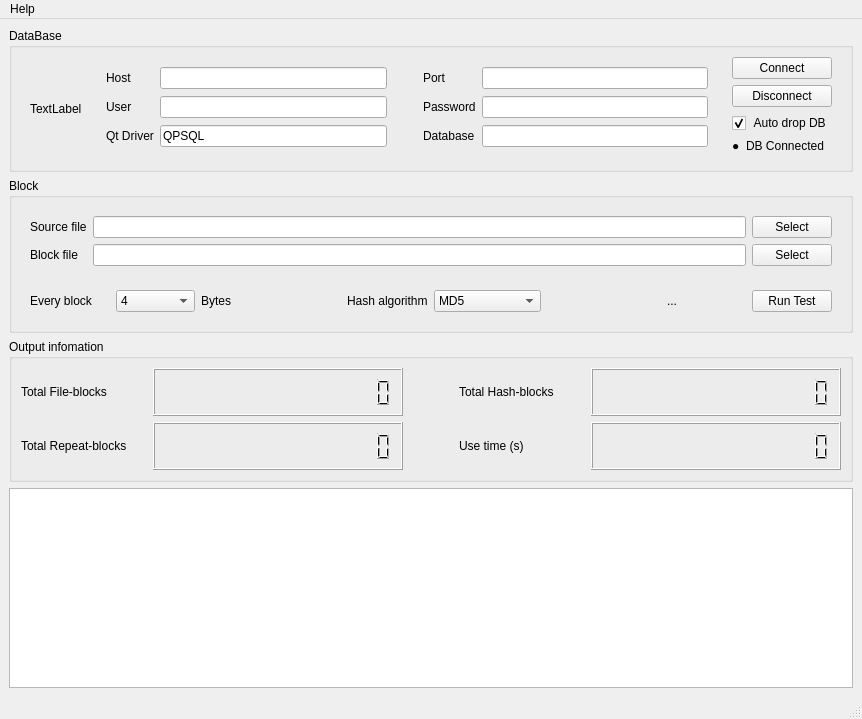
Above: mainwindow.ui from NekoSilverFox/BlockStorageTester before the change. Below: the same form after it.
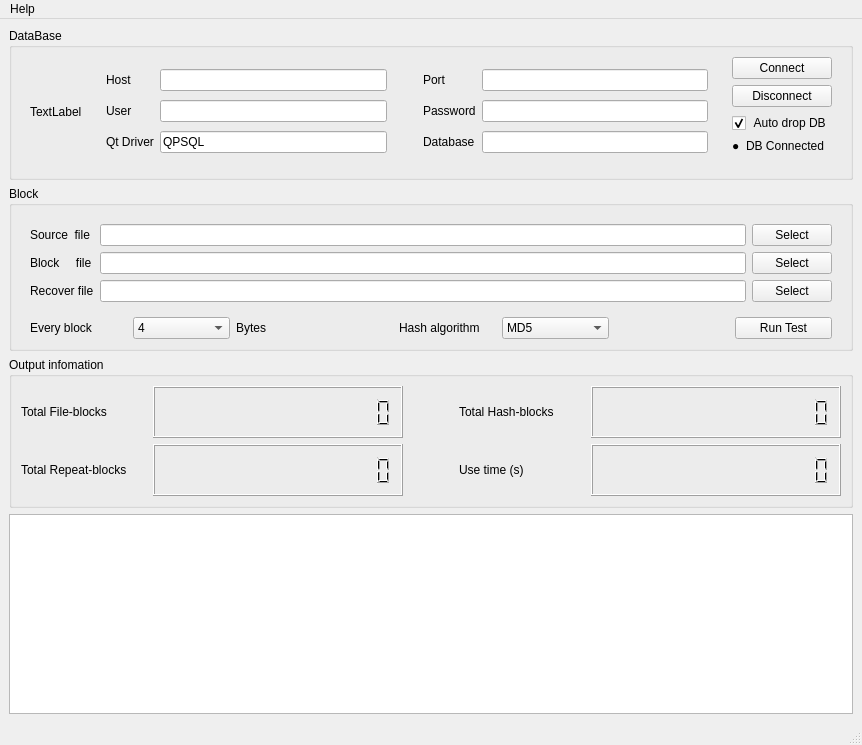
That is the form after the change.

Commit message: 增加 根据块哈希值读取文件信息功能 增加 选择恢复文件的 ui

```diff
--- a/mainwindow.ui
+++ b/mainwindow.ui
@@ -7,7 +7,7 @@
     <x>0</x>
     <y>0</y>
     <width>862</width>
-    <height>719</height>
+    <height>745</height>
    </rect>
   </property>
   <property name="windowTitle">
@@ -213,10 +213,17 @@
        <item row="0" column="0">
         <widget class="QWidget" name="widget_6" native="true">
          <layout class="QGridLayout" name="gridLayout_2">
-          <item row="0" column="0">
-           <widget class="QLabel" name="label_15">
+          <item row="1" column="0">
+           <widget class="QLabel" name="label_16">
             <property name="text">
-             <string>Source file</string>
+             <string>Block     file</string>
+            </property>
+           </widget>
+          </item>
+          <item row="1" column="2">
+           <widget class="QPushButton" name="btnSelectBlockFile">
+            <property name="text">
+             <string>Select</string>
             </property>
            </widget>
           </item>
@@ -227,21 +234,31 @@
             </property>
            </widget>
           </item>
+          <item row="1" column="1">
+           <widget class="QLineEdit" name="leBlockFile"/>
+          </item>
           <item row="0" column="1">
            <widget class="QLineEdit" name="leSourceFile"/>
           </item>
-          <item row="1" column="0">
-           <widget class="QLabel" name="label_16">
+          <item row="0" column="0">
+           <widget class="QLabel" name="label_15">
             <property name="text">
-             <string>Block file</string>
+             <string>Source  file</string>
             </property>
            </widget>
           </item>
-          <item row="1" column="1">
-           <widget class="QLineEdit" name="leBlockFile"/>
+          <item row="2" column="0">
+           <widget class="QLabel" name="label_23">
+            <property name="text">
+             <string>Recover file</string>
+            </property>
+           </widget>
           </item>
-          <item row="1" column="2">
-           <widget class="QPushButton" name="btnSelectBlockFile">
+          <item row="2" column="1">
+           <widget class="QLineEdit" name="leRecoverFile"/>
+          </item>
+          <item row="2" column="2">
+           <widget class="QPushButton" name="btnSelectRecoverFile">
             <property name="text">
              <string>Select</string>
             </property>
@@ -253,6 +270,12 @@
        <item row="2" column="0">
         <widget class="QWidget" name="widget_5" native="true">
          <layout class="QHBoxLayout" name="horizontalLayout_3">
+          <property name="topMargin">
+           <number>0</number>
+          </property>
+          <property name="bottomMargin">
+           <number>0</number>
+          </property>
           <item>
            <widget class="QLabel" name="label_17">
             <property name="text">
@@ -399,13 +422,6 @@
             </property>
            </spacer>
           </item>
-          <item>
-           <widget class="QLabel" name="tbName">
-            <property name="text">
-             <string>...</string>
-            </property>
-           </widget>
-          </item>
           <item>
            <widget class="QPushButton" name="btnRunTest">
             <property name="text">
```
The commit also changes 6 other files.
